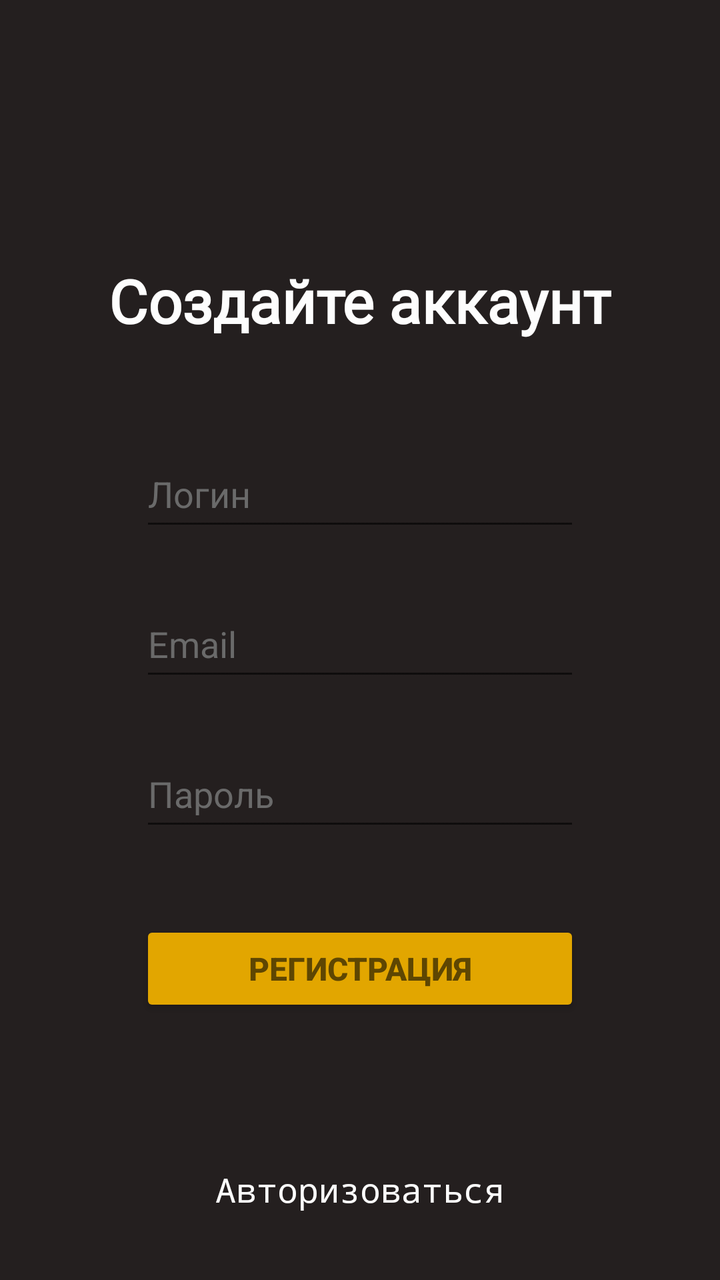
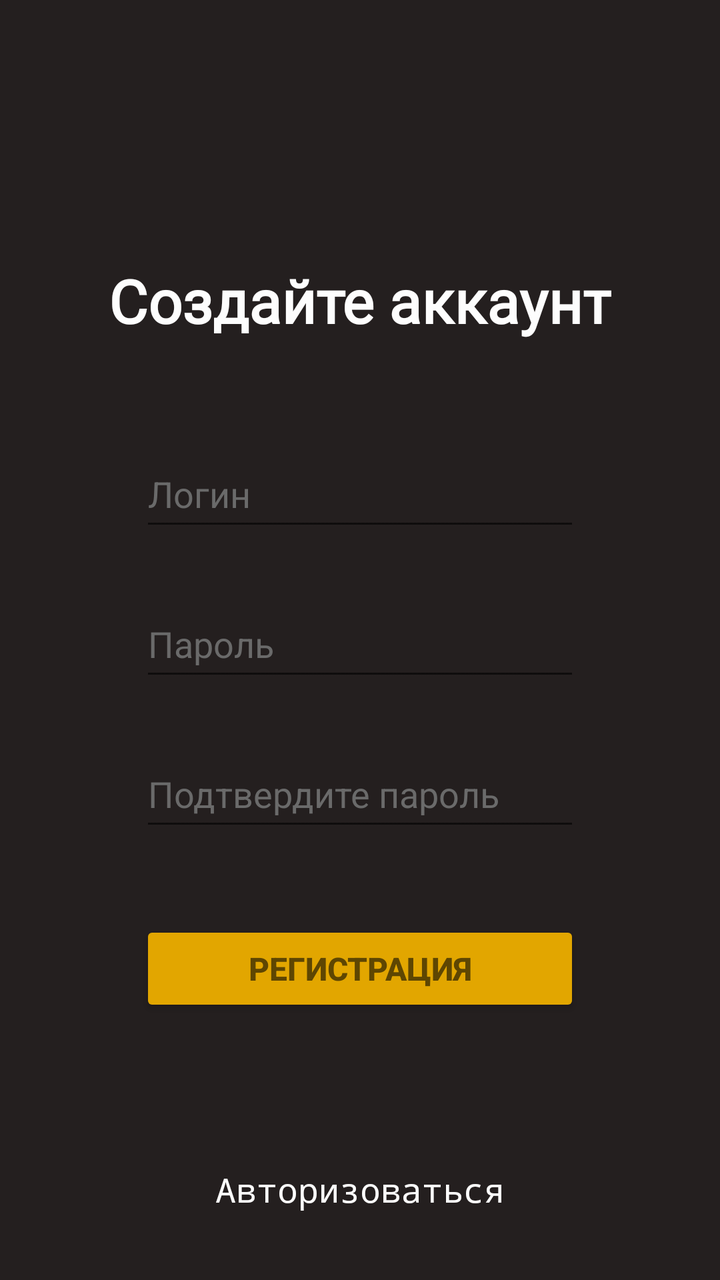

An Android layout rendered at two revisions. The XML below is the earlier revision; the diff shows what the commit changed to produce the second picture.
<!-- AndroidManifest.xml: activity theme Theme.AppCompat.DayNight -->
<!-- res/layout/activity_main.xml -->
<?xml version="1.0" encoding="utf-8"?>
<LinearLayout xmlns:android="http://schemas.android.com/apk/res/android"
    xmlns:tools="http://schemas.android.com/tools"
    android:orientation="vertical"
    android:layout_width="match_parent"
    android:layout_height="match_parent"
    android:background="#241f1f"
    tools:context=".MainActivity"
    >

    <TextView
        android:layout_width="wrap_content"
        android:layout_height="wrap_content"
        android:fontFamily="@font/inter_bold"
        android:textColor="#fdfdfd"
        android:layout_gravity="center"
        android:layout_marginTop="130dp"
        android:textSize="30sp"
        android:textStyle="bold"
        android:text="Создайте аккаунт" />

    <EditText
        android:id="@+id/user_login"
        android:layout_width="220dp"
        android:layout_height="50dp"
        android:ems="10"
        android:inputType="text"
        android:textColorHint="#6a6a6a"
        android:layout_marginTop="50dp"
        android:layout_gravity="center"
        android:textColor="#fdfdfd"
        android:hint="Логин" />

    <EditText
        android:id="@+id/user_email"
        android:layout_width="220dp"
        android:layout_height="50dp"
        android:ems="10"
        android:inputType="textEmailAddress"
        android:textColorHint="#6a6a6a"
        android:layout_marginTop="25dp"
        android:layout_gravity="center"
        android:textColor="#fdfdfd"
        android:hint="Email" />

    <EditText
        android:id="@+id/user_pass"
        android:layout_width="220dp"
        android:layout_height="50dp"
        android:ems="10"
        android:inputType="textPassword"
        android:textColorHint="#6a6a6a"
        android:layout_marginTop="25dp"
        android:layout_gravity="center"
        android:textColor="#fdfdfd"
        android:hint="Пароль" />

    <Button
        android:id="@+id/button_reg"
        android:layout_width="220dp"
        android:layout_height="wrap_content"
        android:layout_gravity="center"
        android:layout_marginTop="40dp"
        android:backgroundTint="#e2a600"
        android:text="Регистрация"
        android:textColor="#5e4602"
        android:textSize="16sp"
        android:bottomRightRadius="50dp"
        android:bottomLeftRadius="50dp"
        android:topLeftRadius="50dp"
        android:topRightRadius="50dp"
        android:textStyle="bold" />

    <TextView
        android:id="@+id/link_to_auth"
        android:layout_width="wrap_content"
        android:layout_height="wrap_content"
        android:layout_gravity="center"
        android:layout_marginTop="75dp"
        android:fontFamily="monospace"
        android:text="Авторизоваться"
        android:textColor="#fdfdfd"
        android:textSize="17sp" />

</LinearLayout>
<!-- resources referenced by this layout -->
<resources>

</resources>

<!-- the commit's change to res/layout/activity_main.xml (unified diff, before → after) -->
@@ -36,12 +36,12 @@
         android:layout_width="220dp"
         android:layout_height="50dp"
         android:ems="10"
-        android:inputType="textEmailAddress"
+        android:inputType="textPassword"
         android:textColorHint="#6a6a6a"
         android:layout_marginTop="25dp"
         android:layout_gravity="center"
         android:textColor="#fdfdfd"
-        android:hint="Email" />
+        android:hint="Пароль" />
 
     <EditText
         android:id="@+id/user_pass"
@@ -53,7 +53,7 @@
         android:layout_marginTop="25dp"
         android:layout_gravity="center"
         android:textColor="#fdfdfd"
-        android:hint="Пароль" />
+        android:hint="Подтвердите пароль" />
 
     <Button
         android:id="@+id/button_reg"
